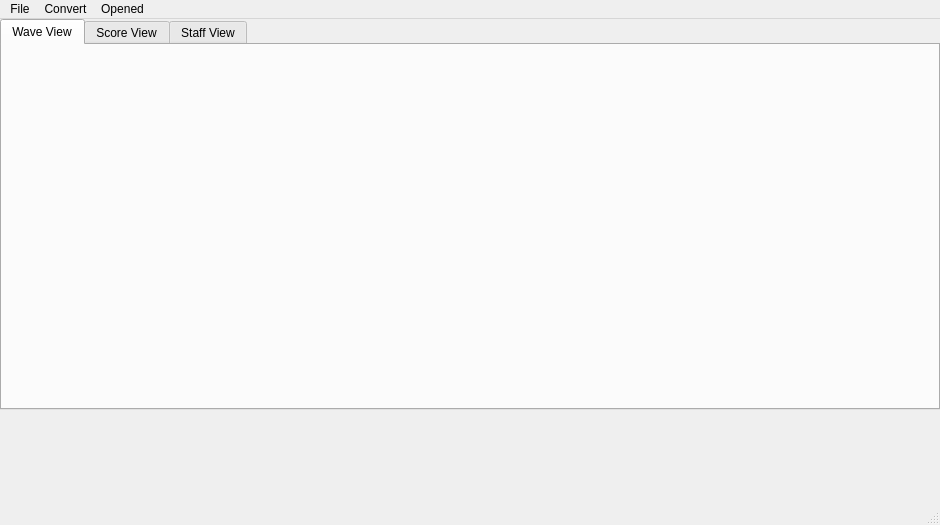
Above: qswindow.ui from scoreur/QS before the change. Below: the same form after it.
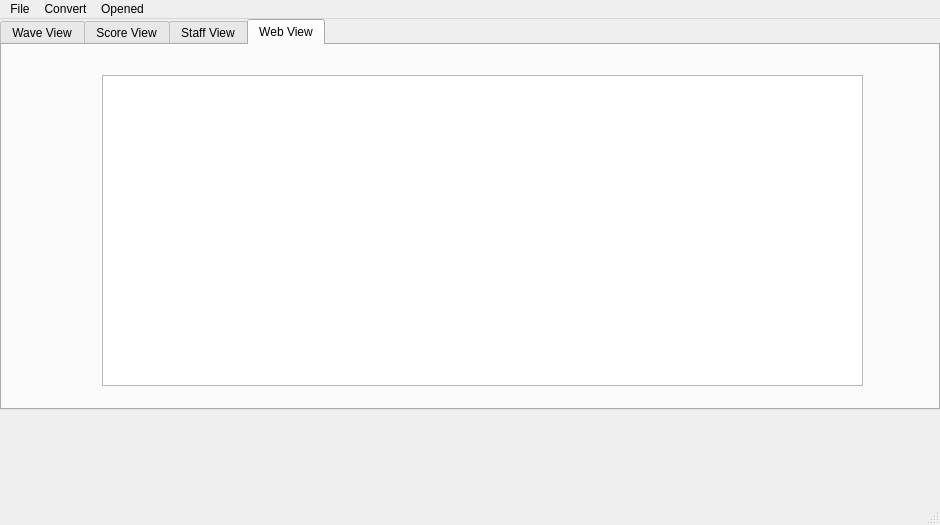
That is the form after the change.

What changed in the file:
```diff
--- a/qswindow.ui
+++ b/qswindow.ui
@@ -48,7 +48,7 @@
      <enum>QTabWidget::Rounded</enum>
     </property>
     <property name="currentIndex">
-     <number>0</number>
+     <number>3</number>
     </property>
     <property name="usesScrollButtons">
      <bool>false</bool>
@@ -90,6 +90,21 @@
       <string>Staff View</string>
      </attribute>
     </widget>
+    <widget class="QWidget" name="webTab">
+     <attribute name="title">
+      <string>Web View</string>
+     </attribute>
+     <widget class="QTextBrowser" name="textBrowser">
+      <property name="geometry">
+       <rect>
+        <x>100</x>
+        <y>30</y>
+        <width>761</width>
+        <height>311</height>
+       </rect>
+      </property>
+     </widget>
+    </widget>
    </widget>
   </widget>
   <widget class="QMenuBar" name="menuBar">
```
